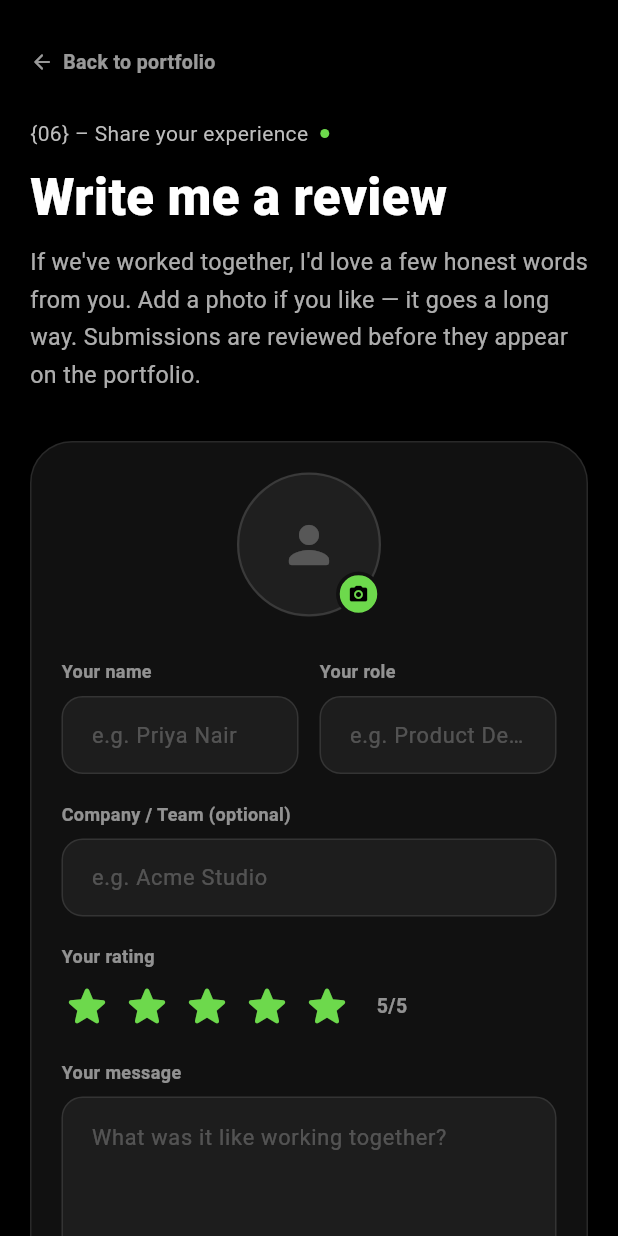
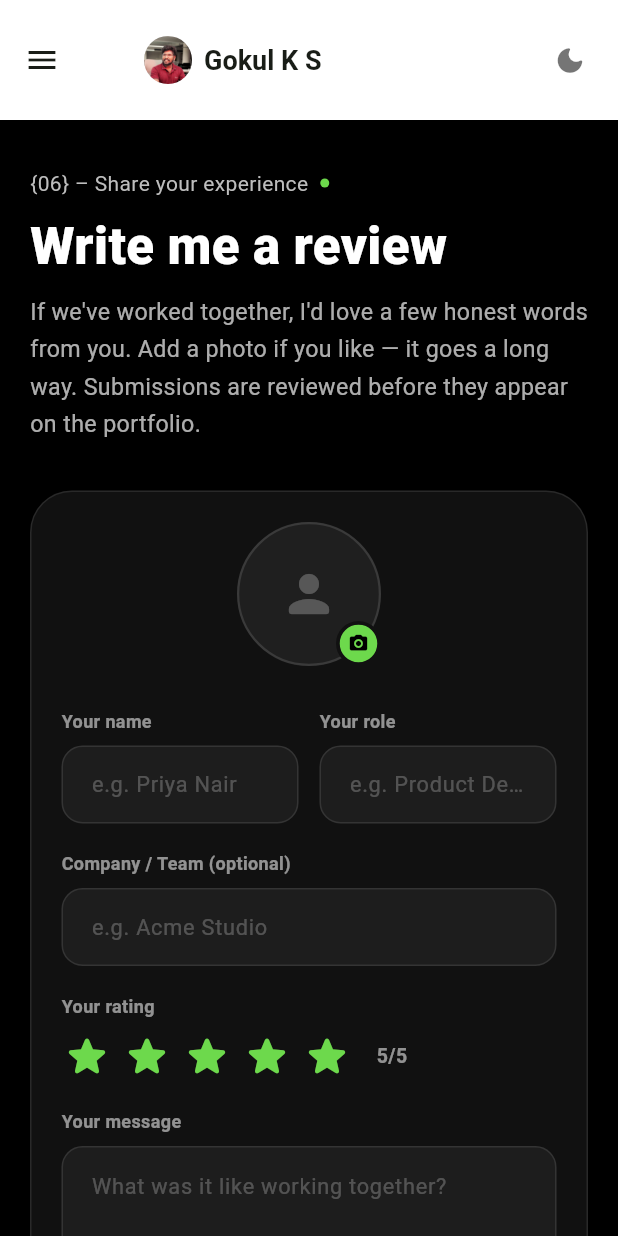
Before and after one commit to gokulekd/gokul_portfolio, a Flutter app: the TestimonialSubmissionPage screen opened by its route, on a phone screen of 412 x 824 dp. Run offline on Flutter 3.47's test engine with Material 3 defaults, Android fonts, the phone set to English and light mode, and no system bars; our stand-ins replace cloud_firestore, file_picker, firebase_auth, firebase_core, flutter_riverpod, font_awesome_flutter and 5 more; accounts and stored records are empty; network calls fail; Roboto replaces fonts that are missing (Manrope).

Commit message:
Add site header (profile photo + nav) to the review submission page
/leave-a-review was a standalone page with just a text "Back to portfolio"
link — no branding, no way to explore the rest of the site. It now uses the
same CustomAppBar/CustomDrawer as every other page, so visitors landing on
a shared link see the usual photo, name, and nav (Home/About/Work/Resume/
Blog/Contact), consistent across desktop and the mobile drawer.

```diff
--- a/lib/features/portfolio/pages/testimonial_submission_page.dart
+++ b/lib/features/portfolio/pages/testimonial_submission_page.dart
@@ -11,6 +11,7 @@ import '../../../core/providers/service_providers.dart';
 import '../../../core/routes/app_routes.dart';
 import '../../../core/services/supabase_storage_service.dart';
 import '../models/testimonial_entry.dart';
+import '../widgets/shared/custom_widgets.dart';
 
 /// Public, shareable page (`/leave-a-review`) where friends, coworkers, and
 /// clients can submit a testimonial directly: name, role, an optional photo,
@@ -139,6 +140,8 @@ class _TestimonialSubmissionPageState
     final isMobile = MediaQuery.of(context).size.width < 700;
 
     return Scaffold(
+      appBar: const CustomAppBar(),
+      drawer: const CustomDrawer(),
       backgroundColor: Colors.black,
       body: SafeArea(
         child: SingleChildScrollView(
@@ -152,8 +155,6 @@ class _TestimonialSubmissionPageState
               child: Column(
                 crossAxisAlignment: CrossAxisAlignment.start,
                 children: [
-                  _BackHomeLink(onTap: () => context.go(AppRoutes.home)),
-                  const SizedBox(height: 28),
                   _submitted ? _buildSuccess(isMobile) : _buildForm(isMobile),
                 ],
               ),
@@ -478,34 +479,6 @@ class _TestimonialSubmissionPageState
   }
 }
 
-class _BackHomeLink extends StatelessWidget {
-  const _BackHomeLink({required this.onTap});
-  final VoidCallback onTap;
-
-  @override
-  Widget build(BuildContext context) {
-    return InkWell(
-      onTap: onTap,
-      borderRadius: BorderRadius.circular(999),
-      child: Row(
-        mainAxisSize: MainAxisSize.min,
-        children: [
-          Icon(Icons.arrow_back_rounded, size: 16, color: Colors.white.withValues(alpha: 0.6)),
-          const SizedBox(width: 6),
-          Text(
-            'Back to portfolio',
-            style: GoogleFonts.manrope(
-              fontSize: 13,
-              fontWeight: FontWeight.w600,
-              color: Colors.white.withValues(alpha: 0.6),
-            ),
-          ),
-        ],
-      ),
-    );
-  }
-}
-
 class _FieldLabel extends StatelessWidget {
   const _FieldLabel({required this.label, required this.child});
   final String label;
```
